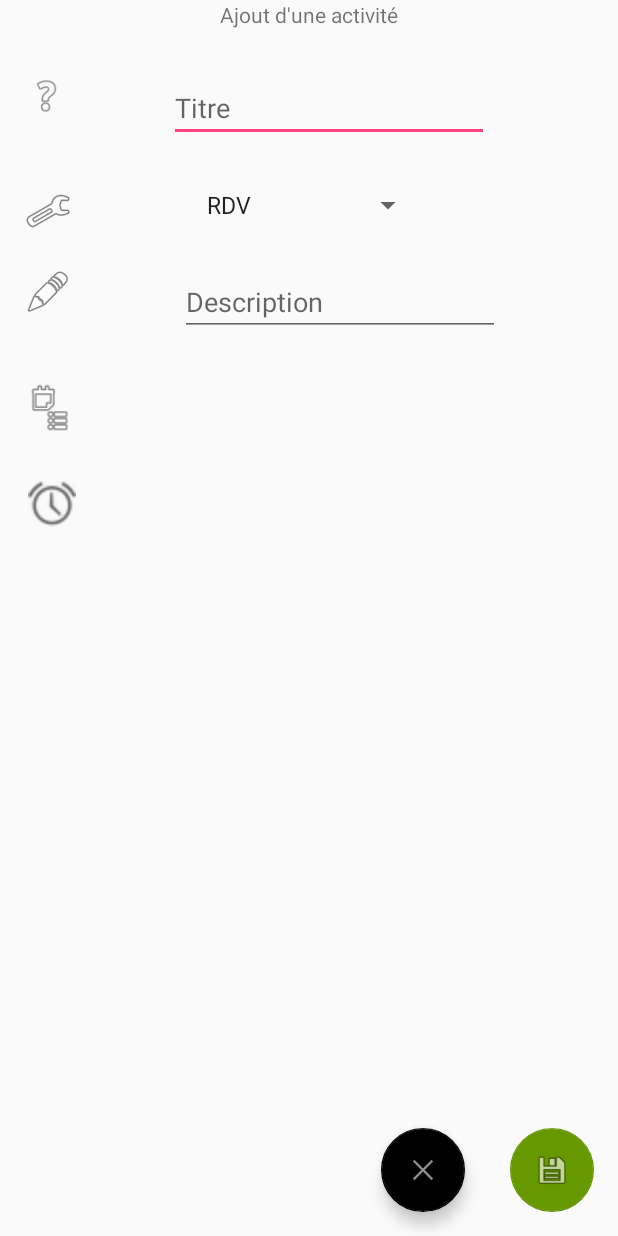
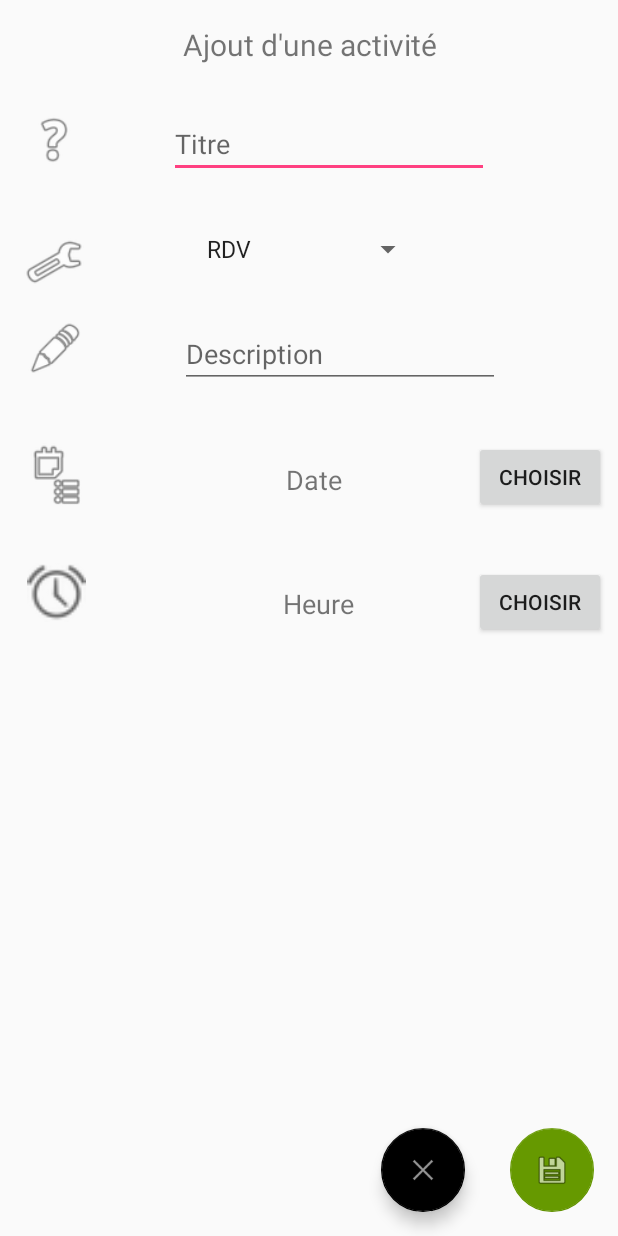
Before and after one commit to gaabouu/TpWearables, an Android app: the CreationActivity screen opened directly, with no data from a screen before it, on a phone screen of 412 x 824 dp. Run offline under Robolectric (Android 15) with nearby library versions, the phone set to English and light mode, and no system bars.

Commit message:
Add Time and Date Picker fragments, reorganize creation activity

```diff
--- a/mobile/src/main/java/com/example/gab/tpwearables/CreationActivity.java
+++ b/mobile/src/main/java/com/example/gab/tpwearables/CreationActivity.java
@@ -1,7 +1,9 @@
 package com.example.gab.tpwearables;
 
+import android.support.v4.app.DialogFragment;
 import android.support.v7.app.AppCompatActivity;
 import android.os.Bundle;
+import android.view.View;
 import android.widget.ArrayAdapter;
 import android.widget.ListView;
 import android.widget.Spinner;
@@ -31,4 +33,14 @@ public class CreationActivity extends AppCompatActivity {
         typeSpinner.setAdapter(typeAdapter);
 
     }
+
+    public void showDatePickerDialog(View v) {
+        DialogFragment dateFragment = new DatePickerFragment();
+        dateFragment.show(getSupportFragmentManager(), "datePicker");
+    }
+
+    public void showTimePickerDialog(View v) {
+        DialogFragment timeFragment = new TimePickerFragment();
+        timeFragment.show(getSupportFragmentManager(), "timePicker");
+    }
 }
--- /dev/null
+++ b/mobile/src/main/java/com/example/gab/tpwearables/DatePickerFragment.java
@@ -0,0 +1,29 @@
+package com.example.gab.tpwearables;
+
+
+import android.app.DatePickerDialog;
+import android.app.Dialog;
+import android.os.Bundle;
+import android.support.v4.app.DialogFragment;
+import android.widget.DatePicker;
+
+import java.util.Calendar;
+
+public class DatePickerFragment extends DialogFragment implements DatePickerDialog.OnDateSetListener{
+
+    @Override
+    public Dialog onCreateDialog(Bundle savedInstanceState) {
+        // Use the current date as the default date in the picker
+        final Calendar c = Calendar.getInstance();
+        int year = c.get(Calendar.YEAR);
+        int month = c.get(Calendar.MONTH);
+        int day = c.get(Calendar.DAY_OF_MONTH);
+
+        // Create a new instance of DatePickerDialog and return it
+        return new DatePickerDialog(getActivity(), this, year, month, day);
+    }
+
+    public void onDateSet(DatePicker view, int year, int month, int day) {
+        // Do something with the date chosen by the user
+    }
+}
--- /dev/null
+++ b/mobile/src/main/java/com/example/gab/tpwearables/TimePickerFragment.java
@@ -0,0 +1,33 @@
+package com.example.gab.tpwearables;
+
+import android.app.DatePickerDialog;
+import android.app.Dialog;
+import android.app.TimePickerDialog;
+import android.os.Bundle;
+import android.support.v4.app.DialogFragment;
+import android.text.format.DateFormat;
+import android.widget.TimePicker;
+
+import java.util.Calendar;
+
+/**
+ * Created by Gab on 24/09/2017.
+ */
+
+public class TimePickerFragment extends DialogFragment implements TimePickerDialog.OnTimeSetListener {
+
+    @Override
+    public Dialog onCreateDialog(Bundle savedInstanceState) {
+        // Use the current time as the default values for the picker
+        final Calendar c = Calendar.getInstance();
+        int hour = c.get(Calendar.HOUR_OF_DAY);
+        int minute = c.get(Calendar.MINUTE);
+
+        // Create a new instance of TimePickerDialog and return it
+        return new TimePickerDialog(getActivity(), this, hour, minute, DateFormat.is24HourFormat(getActivity()));
+    }
+
+    public void onTimeSet(TimePicker view, int hourOfDay, int minute) {
+        // Do something with the time chosen by the user
+    }
+}
--- a/mobile/src/main/res/layout/activity_creation.xml
+++ b/mobile/src/main/res/layout/activity_creation.xml
@@ -10,24 +10,29 @@
         android:id="@+id/AddTitle"
         android:layout_width="wrap_content"
         android:layout_height="wrap_content"
+        android:layout_marginEnd="8dp"
+        android:layout_marginLeft="8dp"
+        android:layout_marginRight="8dp"
+        android:layout_marginStart="8dp"
         android:text="@string/TitleAjout"
-        tools:layout_editor_absoluteY="16dp"
-        android:layout_marginRight="8dp"
+        android:textSize="20sp"
+        app:layout_constraintLeft_toLeftOf="parent"
         app:layout_constraintRight_toRightOf="parent"
-        android:layout_marginLeft="8dp"
-        app:layout_constraintLeft_toLeftOf="parent"
-        android:layout_marginStart="8dp"
-        android:layout_marginEnd="8dp" />
+        app:layout_constraintTop_toTopOf="parent"
+        android:layout_marginTop="16dp"
+        app:layout_constraintHorizontal_bias="0.502" />
 
     <ImageView
         android:id="@+id/TitreImg"
-        android:layout_width="30dp"
-        android:layout_height="29dp"
+        android:layout_width="40dp"
+        android:layout_height="40dp"
         android:layout_marginStart="16dp"
         android:layout_marginTop="30dp"
         app:layout_constraintLeft_toLeftOf="parent"
         app:layout_constraintTop_toBottomOf="@+id/AddTitle"
-        app:srcCompat="@android:drawable/ic_menu_help" />
+        app:srcCompat="@android:drawable/ic_menu_help"
+        android:layout_marginLeft="16dp"
+        android:contentDescription=""/>
 
     <EditText
         android:id="@+id/NameEdit"
@@ -47,19 +52,19 @@
 
     <ImageView
         android:id="@+id/typeImg"
-        android:layout_width="wrap_content"
-        android:layout_height="wrap_content"
+        android:layout_width="40dp"
+        android:layout_height="41dp"
         app:srcCompat="@android:drawable/ic_menu_manage"
-        android:layout_marginTop="30dp"
+        android:layout_marginTop="35dp"
         app:layout_constraintTop_toBottomOf="@+id/NameEdit"
         android:layout_marginStart="16dp"
-        app:layout_constraintLeft_toLeftOf="parent" />
+        app:layout_constraintLeft_toLeftOf="parent"/>
 
     <Spinner
         android:id="@+id/typeSpinner"
         android:layout_width="wrap_content"
         android:layout_height="wrap_content"
-        android:layout_marginTop="30dp"
+        android:layout_marginTop="35dp"
         app:layout_constraintTop_toBottomOf="@+id/NameEdit"
         android:layout_marginStart="8dp"
         app:layout_constraintLeft_toLeftOf="parent"
@@ -68,13 +73,14 @@
 
     <ImageView
         android:id="@+id/descImg"
-        android:layout_width="wrap_content"
-        android:layout_height="wrap_content"
+        android:layout_width="42dp"
+        android:layout_height="38dp"
         android:layout_marginStart="16dp"
-        android:layout_marginTop="30dp"
+        android:layout_marginTop="35dp"
         app:layout_constraintLeft_toLeftOf="parent"
         app:layout_constraintTop_toBottomOf="@+id/typeSpinner"
-        app:srcCompat="@android:drawable/ic_menu_edit" />
+        app:srcCompat="@android:drawable/ic_menu_edit"
+        android:layout_marginLeft="16dp" />
 
     <EditText
         android:id="@+id/descEdit"
@@ -82,7 +88,7 @@
         android:layout_height="wrap_content"
         android:layout_marginLeft="8dp"
         android:layout_marginRight="8dp"
-        android:layout_marginTop="30dp"
+        android:layout_marginTop="35dp"
         android:ems="10"
         android:inputType="textPersonName"
         android:hint="Description"
@@ -93,24 +99,78 @@
 
     <ImageView
         android:id="@+id/dateImg"
-        android:layout_width="34dp"
-        android:layout_height="36dp"
-        android:layout_marginTop="30dp"
+        android:layout_width="43dp"
+        android:layout_height="46dp"
+        android:layout_marginTop="35dp"
         android:layout_marginStart="16dp"
         app:layout_constraintTop_toBottomOf="@+id/descEdit"
         app:srcCompat="@android:drawable/ic_menu_agenda"
         android:layout_marginLeft="16dp"
         app:layout_constraintLeft_toLeftOf="parent" />
 
+    <TextView
+        android:id="@+id/dateText"
+        android:layout_width="wrap_content"
+        android:layout_height="wrap_content"
+        android:layout_marginLeft="8dp"
+        android:layout_marginRight="8dp"
+        android:text="Date"
+        android:textSize="18sp"
+        app:layout_constraintLeft_toRightOf="@+id/dateImg"
+        app:layout_constraintRight_toLeftOf="@+id/datePickButton"
+        app:layout_constraintHorizontal_bias="0.607"
+        android:onClick="showDatePickerDialog"
+        app:layout_constraintBottom_toBottomOf="@+id/dateImg"
+        android:layout_marginBottom="8dp" />
+
+    <Button
+        android:id="@+id/datePickButton"
+        android:layout_width="wrap_content"
+        android:layout_height="wrap_content"
+        android:layout_marginTop="35dp"
+        android:text="Choisir"
+        app:layout_constraintTop_toBottomOf="@+id/descEdit"
+        android:layout_marginEnd="8dp"
+        app:layout_constraintRight_toRightOf="parent"
+        android:onClick="showDatePickerDialog"/>
+
     <ImageView
         android:id="@+id/timeImg"
-        android:layout_width="37dp"
-        android:layout_height="32dp"
+        android:layout_width="43dp"
+        android:layout_height="39dp"
         android:layout_marginStart="16dp"
-        android:layout_marginTop="30dp"
         app:layout_constraintLeft_toLeftOf="parent"
-        app:layout_constraintTop_toBottomOf="@+id/dateImg"
-        app:srcCompat="@android:drawable/ic_lock_idle_alarm" />
+        app:srcCompat="@android:drawable/ic_lock_idle_alarm"
+        android:layout_marginLeft="16dp"
+        android:layout_marginTop="35dp"
+        app:layout_constraintTop_toBottomOf="@+id/dateImg" />
+
+    <TextView
+        android:id="@+id/timeText"
+        android:layout_width="wrap_content"
+        android:layout_height="wrap_content"
+        android:text="Heure"
+        android:textSize="18sp"
+        app:layout_constraintRight_toLeftOf="@+id/timePickButton"
+        android:layout_marginRight="8dp"
+        app:layout_constraintLeft_toRightOf="@+id/timeImg"
+        android:layout_marginLeft="8dp"
+        app:layout_constraintHorizontal_bias="0.626"
+        android:onClick="showTimePickerDialog"
+        app:layout_constraintBottom_toBottomOf="@+id/timeImg"
+        android:layout_marginBottom="0dp" />
+
+    <Button
+        android:id="@+id/timePickButton"
+        android:layout_width="wrap_content"
+        android:layout_height="wrap_content"
+        android:layout_marginEnd="8dp"
+        android:text="Choisir"
+        app:layout_constraintRight_toRightOf="parent"
+        android:layout_marginTop="35dp"
+        app:layout_constraintTop_toBottomOf="@+id/datePickButton"
+        android:onClick="showTimePickerDialog"
+        android:layout_marginRight="8dp" />
 
     <android.support.design.widget.FloatingActionButton
         android:id="@+id/BackFab"
```
